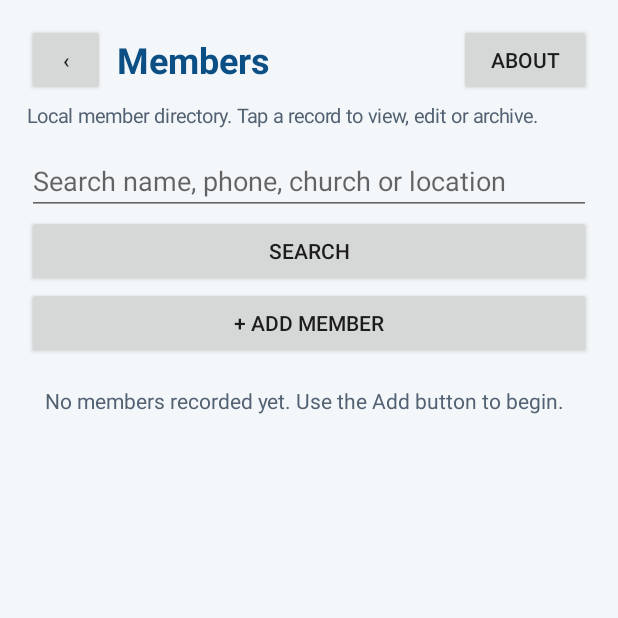
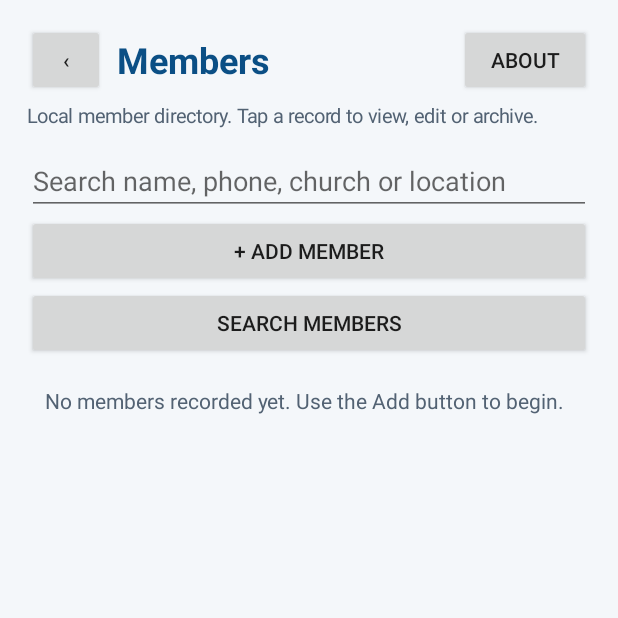
Before and after one commit to busayoch/ChurchCare, an Android app: the screen it shows after launch (MainActivity), after a tap on an icon or button, on a phone screen of 412 x 824 dp, the top half of it. Run offline under Robolectric (Android 15) with nearby library versions, the light colour scheme and no system bars.

Commit message:
Fix member search interaction on the records screen

```diff
--- a/rebuild/android/app/src/main/java/com/churchcare/app/MainActivity.java
+++ b/rebuild/android/app/src/main/java/com/churchcare/app/MainActivity.java
@@ -147,13 +147,18 @@ public final class MainActivity extends Activity {
 
     private void showRecords(String table) {
         String title=titleFor(table); base(title, subtitleFor(table));
+        final EditText search;
         if (table.equals("members")) {
-            EditText search=new EditText(this); search.setSingleLine(true); search.setHint("Search name, phone, church or location");
+            search=new EditText(this); search.setSingleLine(true); search.setHint("Search name, phone, church or location");
             root.addView(search);
-            Button find=new Button(this); find.setText("Search"); find.setOnClickListener(v->renderRecords(table,search.getText().toString())); root.addView(find);
-        }
+        } else search=null;
         Button add=new Button(this); add.setText("+ Add "+singular(table)); add.setOnClickListener(v->showForm(table,null,null)); root.addView(add);
         ScrollView scroll=new ScrollView(this); LinearLayout list=new LinearLayout(this); list.setOrientation(LinearLayout.VERTICAL); scroll.addView(list); root.addView(scroll,new LinearLayout.LayoutParams(-1,0,1));
+        if (search != null) {
+            Button find=new Button(this); find.setText("Search members"); find.setOnClickListener(v->renderInto(table,list,search.getText().toString()));
+            root.addView(find, root.indexOfChild(scroll));
+            search.setOnEditorActionListener((v,action,event)->{renderInto(table,list,search.getText().toString());return false;});
+        }
         renderInto(table,list,"");
     }
 
```
